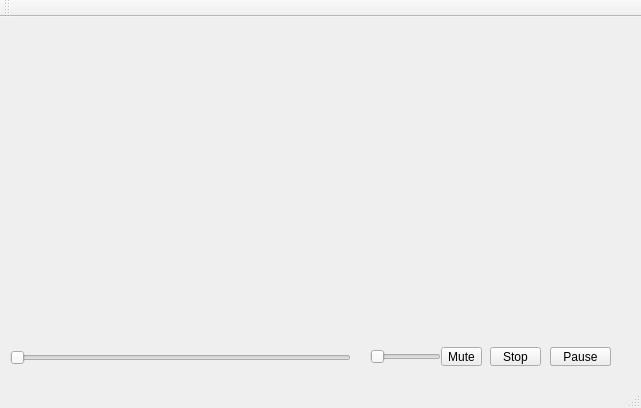
The window that QVPlayer/qvplayer.ui (zhaihm/QVPlayer) describes before a commit, drawn with Qt 5.
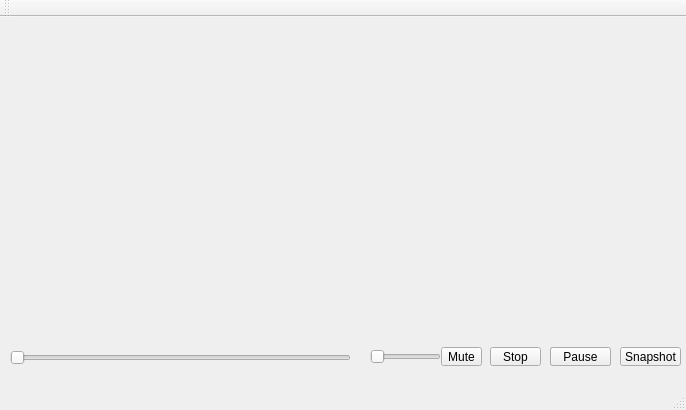
The same window after the commit.

Commit message: add snapshot; fix crash when update duration slider

```diff
--- a/QVPlayer/qvplayer.ui
+++ b/QVPlayer/qvplayer.ui
@@ -6,8 +6,8 @@
    <rect>
     <x>0</x>
     <y>0</y>
-    <width>641</width>
-    <height>408</height>
+    <width>686</width>
+    <height>410</height>
    </rect>
   </property>
   <property name="windowTitle">
@@ -19,7 +19,7 @@
      <rect>
       <x>0</x>
       <y>0</y>
-      <width>601</width>
+      <width>681</width>
       <height>311</height>
      </rect>
     </property>
@@ -102,6 +102,19 @@
      <string>Mute</string>
     </property>
    </widget>
+   <widget class="QToolButton" name="snapshotBtn">
+    <property name="geometry">
+     <rect>
+      <x>620</x>
+      <y>330</y>
+      <width>61</width>
+      <height>19</height>
+     </rect>
+    </property>
+    <property name="text">
+     <string>Snapshot</string>
+    </property>
+   </widget>
   </widget>
   <widget class="QMenuBar" name="menuBar">
    <property name="geometry">
```
Left out of the diff: 2 changed lines with no effect on the pictures. The commit also changes 4 other files.
